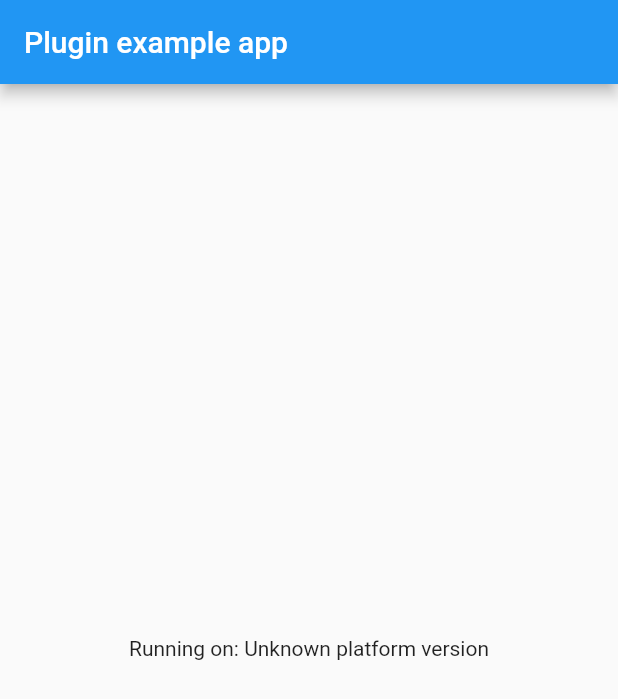
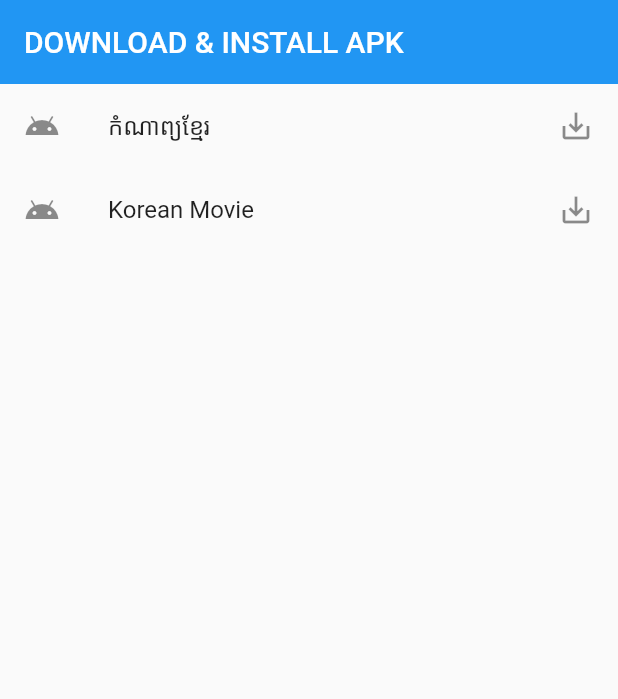
Before and after one commit to pangphannarupp/flutter_install_unknown_apk, a Flutter app: the screen it shows after launch, on a phone screen of 412 x 824 dp. Shown: the top 699 px of the screen. Run offline on Flutter 3.47's test engine with Material 2 defaults, Android fonts, the phone set to English and light mode, and no system bars; our stand-ins replace plugin_platform_interface; missing offline and left inert: dart:html.

Commit message:
add more

```diff
--- a/example/lib/main.dart
+++ b/example/lib/main.dart
@@ -1,7 +1,4 @@
 import 'package:flutter/material.dart';
-import 'dart:async';
-
-import 'package:flutter/services.dart';
 import 'package:flutter_install_unknown_apk/flutter_install_unknown_apk.dart';
 
 void main() {
@@ -16,46 +13,52 @@ class MyApp extends StatefulWidget {
 }
 
 class _MyAppState extends State<MyApp> {
-  String _platformVersion = 'Unknown';
-  final _flutterInstallUnknownApkPlugin = FlutterInstallUnknownApk();
+  final plugin = FlutterInstallUnknownApk();
 
   @override
   void initState() {
     super.initState();
-    initPlatformState();
+    requestInstallFromUnknownSource();
   }
 
-  // Platform messages are asynchronous, so we initialize in an async method.
-  Future<void> initPlatformState() async {
-    String platformVersion;
-    // Platform messages may fail, so we use a try/catch PlatformException.
-    // We also handle the message potentially returning null.
-    try {
-      platformVersion =
-          await _flutterInstallUnknownApkPlugin.getPlatformVersion() ?? 'Unknown platform version';
-    } on PlatformException {
-      platformVersion = 'Failed to get platform version.';
-    }
+  void requestInstallFromUnknownSource() {
+    plugin.execute('REQUEST_INSTALL_FROM_UNKNOWN_SOURCE', {});
+  }
 
-    // If the widget was removed from the tree while the asynchronous platform
-    // message was in flight, we want to discard the reply rather than calling
-    // setState to update our non-existent appearance.
-    if (!mounted) return;
-
-    setState(() {
-      _platformVersion = platformVersion;
+  void downloadAndInstallApk({required String url}) {
+    plugin.execute('DOWNLOAD', {
+      'url': url
     });
   }
 
   @override
   Widget build(BuildContext context) {
     return MaterialApp(
+      debugShowCheckedModeBanner: false,
       home: Scaffold(
         appBar: AppBar(
-          title: const Text('Plugin example app'),
+          title: const Text('DOWNLOAD & INSTALL APK'),
+          elevation: 0,
         ),
-        body: Center(
-          child: Text('Running on: $_platformVersion\n'),
+        body: ListView(
+          children: [
+            ListTile(
+              onTap: () {
+                downloadAndInstallApk(url: 'https://bmoon.club/database-php/com.phanna.app.komnapkhmer/com.phanna.app.komnapkhmer.5.1.2.apk');
+              },
+              leading: const Icon(Icons.android_outlined),
+              title: const Text('កំណាព្យខ្មែរ'),
+              trailing: const Icon(Icons.save_alt),
+            ),
+            ListTile(
+              onTap: () {
+                downloadAndInstallApk(url: 'https://bmoon.club/database-php/com.ppplaylist.korean_movies/com.ppplaylist.korean_movies.1.5.2.apk');
+              },
+              leading: const Icon(Icons.android_outlined),
+              title: const Text('Korean Movie'),
+              trailing: const Icon(Icons.save_alt),
+            )
+          ],
         ),
       ),
     );
--- a/lib/flutter_install_unknown_apk.dart
+++ b/lib/flutter_install_unknown_apk.dart
@@ -2,7 +2,7 @@
 import 'flutter_install_unknown_apk_platform_interface.dart';
 
 class FlutterInstallUnknownApk {
-  Future<String?> getPlatformVersion() {
-    return FlutterInstallUnknownApkPlatform.instance.getPlatformVersion();
+  Future<Map<String, dynamic>> execute(String pluginKey, Object? param) {
+    return FlutterInstallUnknownApkPlatform.instance.execute(pluginKey, param ?? {});
   }
 }
--- a/lib/flutter_install_unknown_apk_method_channel.dart
+++ b/lib/flutter_install_unknown_apk_method_channel.dart
@@ -10,8 +10,11 @@ class MethodChannelFlutterInstallUnknownApk extends FlutterInstallUnknownApkPlat
   final methodChannel = const MethodChannel('flutter_install_unknown_apk');
 
   @override
-  Future<String?> getPlatformVersion() async {
-    final version = await methodChannel.invokeMethod<String>('getPlatformVersion');
-    return version;
+  Future<Map<String, dynamic>> execute(String pluginKey, Object param) async {
+    final result = await methodChannel.invokeMethod(pluginKey, {
+      'param': param
+    });
+
+    return Map.from(result);
   }
 }
--- a/lib/flutter_install_unknown_apk_platform_interface.dart
+++ b/lib/flutter_install_unknown_apk_platform_interface.dart
@@ -23,7 +23,7 @@ abstract class FlutterInstallUnknownApkPlatform extends PlatformInterface {
     _instance = instance;
   }
 
-  Future<String?> getPlatformVersion() {
-    throw UnimplementedError('platformVersion() has not been implemented.');
+  Future<Map<String, dynamic>> execute(String pluginKey, Object param) {
+    throw UnimplementedError('$pluginKey has not been implemented.');
   }
 }
```
Also changed, not shown: 9 other files.
